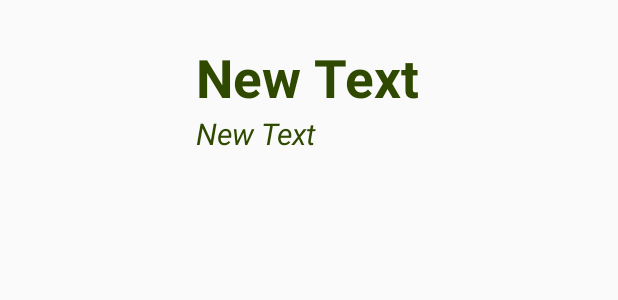
After one commit to masterUNG/Traffic_16Jan16, an Android app: the layout traffic_listview.xml on its own in the app's theme, with its tools: preview values and no code run, on a phone screen of 412 x 824 dp. The commit adds this screen. Shown: the top 300 px of the screen. Run offline under Robolectric (Android 15) with nearby library versions, the phone set to English and light mode, and no system bars.

Commit message:
Design UI of ListView finish

```diff
--- /dev/null
+++ b/app/src/main/res/layout/traffic_listview.xml
@@ -0,0 +1,36 @@
+<?xml version="1.0" encoding="utf-8"?>
+<LinearLayout xmlns:android="http://schemas.android.com/apk/res/android"
+    android:orientation="horizontal" android:layout_width="match_parent"
+    android:layout_height="wrap_content">
+
+    <ImageView
+        android:layout_width="@dimen/icon"
+        android:layout_height="@dimen/icon"
+        android:id="@+id/imvIcon"
+        android:layout_margin="15dp" />
+
+    <LinearLayout
+        android:orientation="vertical"
+        android:layout_width="match_parent"
+        android:layout_height="match_parent"
+        android:gravity="center_vertical">
+
+        <TextView
+            android:layout_width="wrap_content"
+            android:layout_height="wrap_content"
+            android:text="New Text"
+            android:id="@+id/txtListTitle"
+            android:textSize="@dimen/h1"
+            android:textStyle="bold"
+            android:textColor="@color/text" />
+
+        <TextView
+            android:layout_width="wrap_content"
+            android:layout_height="wrap_content"
+            android:text="New Text"
+            android:id="@+id/txtListDescrip"
+            android:textSize="@dimen/h2"
+            android:textStyle="italic"
+            android:textColor="@color/text" />
+    </LinearLayout>
+</LinearLayout>
--- a/app/src/main/res/values/dimens.xml
+++ b/app/src/main/res/values/dimens.xml
@@ -4,6 +4,9 @@
     <dimen name="activity_vertical_margin">16dp</dimen>
 
     <dimen name="h1">35sp</dimen>
+    <dimen name="h2">20sp</dimen>
+    <dimen name="icon">100dp</dimen>
+    <dimen name="image">250dp</dimen>
 
 
 </resources>
```
